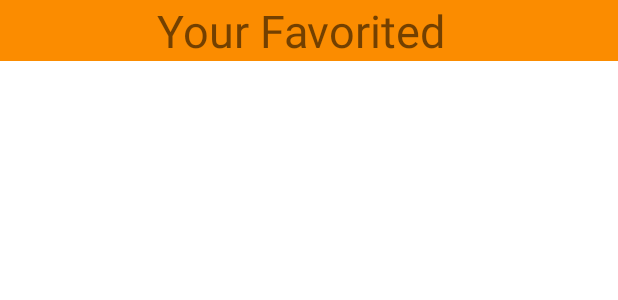
After one commit to itnams/S-Job, an Android app: the layout activity_your_favorited.xml on its own in the app's theme, with its tools: preview values and no code run, on a phone screen of 412 x 824 dp. The commit adds this screen. Shown: the top 300 px of the screen. Run offline under Robolectric (Android 15) with nearby library versions, the phone set to English and light mode, and no system bars.

Commit message:
YourFavorited

```diff
--- /dev/null
+++ b/app/src/main/res/layout/activity_your_favorited.xml
@@ -0,0 +1,23 @@
+<?xml version="1.0" encoding="utf-8"?>
+<RelativeLayout xmlns:android="http://schemas.android.com/apk/res/android"
+    xmlns:app="http://schemas.android.com/apk/res-auto"
+    xmlns:tools="http://schemas.android.com/tools"
+    android:layout_width="match_parent"
+    android:layout_height="match_parent"
+    tools:context=".YourFavorited">
+    <TextView
+        android:layout_width="match_parent"
+        android:text="Your Favorited"
+        android:textSize="30dp"
+        android:gravity="center"
+        android:id="@+id/txtLuutin"
+        android:background="@color/cam"
+        android:paddingEnd="10dp"
+        android:layout_height="wrap_content"></TextView>
+<ListView
+    android:layout_width="match_parent"
+    android:layout_height="wrap_content"
+    android:id="@+id/listViewYourFavorited"
+    android:layout_below="@id/txtLuutin"
+    ></ListView>
+</RelativeLayout>
--- a/app/src/main/res/layout/fragment_user__profile.xml
+++ b/app/src/main/res/layout/fragment_user__profile.xml
@@ -141,6 +141,7 @@
                 <ImageView
                     android:layout_width="30dp"
                     android:layout_height="30dp"
+                    android:id="@+id/yourFavorited"
                     android:layout_marginHorizontal="6dp"
                     android:src="@drawable/save" />
 
```
Also changed, not shown: app/src/main/AndroidManifest.xml (+4 -3 lines), app/src/main/java/com/example/s_job/Fragment/User_Profile.java (+10 -1 lines), app/src/main/java/com/example/s_job/YourFavorited.java (added, +17 -0 lines).
